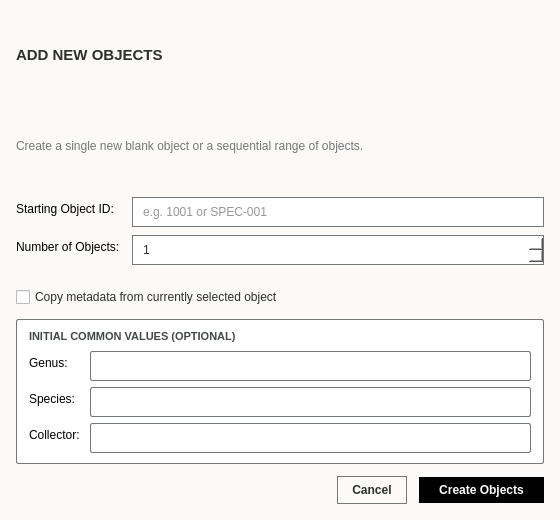
The window that qt designer/add_objects.ui (Fr0lich/arbor) describes before a commit, drawn with Qt 5.
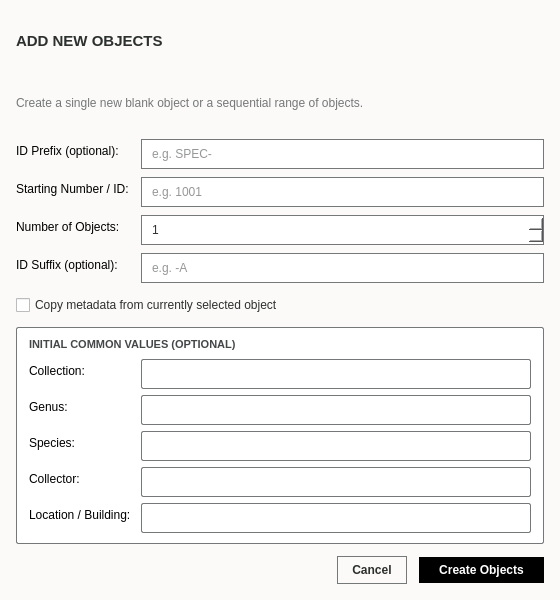
The same window after the commit.

```diff
--- a/qt designer/add_objects.ui
+++ b/qt designer/add_objects.ui
@@ -7,7 +7,7 @@
     <x>0</x>
     <y>0</y>
     <width>560</width>
-    <height>520</height>
+    <height>600</height>
    </rect>
   </property>
   <property name="minimumSize">
@@ -114,27 +114,41 @@
       <number>8</number>
      </property>
      <item row="0" column="0">
-      <widget class="QLabel" name="lbl_start_id">
+      <widget class="QLabel" name="lbl_prefix">
        <property name="text">
-        <string>Starting Object ID:</string>
+        <string>ID Prefix (optional):</string>
        </property>
       </widget>
      </item>
      <item row="0" column="1">
-      <widget class="QLineEdit" name="input_start_id">
+      <widget class="QLineEdit" name="input_prefix">
        <property name="placeholderText">
-        <string>e.g. 1001 or SPEC-001</string>
+        <string>e.g. SPEC-</string>
        </property>
       </widget>
      </item>
      <item row="1" column="0">
+      <widget class="QLabel" name="lbl_start_id">
+       <property name="text">
+        <string>Starting Number / ID:</string>
+       </property>
+      </widget>
+     </item>
+     <item row="1" column="1">
+      <widget class="QLineEdit" name="input_start_id">
+       <property name="placeholderText">
+        <string>e.g. 1001</string>
+       </property>
+      </widget>
+     </item>
+     <item row="2" column="0">
       <widget class="QLabel" name="lbl_count">
        <property name="text">
         <string>Number of Objects:</string>
        </property>
       </widget>
      </item>
-     <item row="1" column="1">
+     <item row="2" column="1">
       <widget class="QSpinBox" name="spin_count">
        <property name="minimum">
         <number>1</number>
@@ -147,6 +161,20 @@
        </property>
       </widget>
      </item>
+     <item row="3" column="0">
+      <widget class="QLabel" name="lbl_suffix">
+       <property name="text">
+        <string>ID Suffix (optional):</string>
+       </property>
+      </widget>
+     </item>
+     <item row="3" column="1">
+      <widget class="QLineEdit" name="input_suffix">
+       <property name="placeholderText">
+        <string>e.g. -A</string>
+       </property>
+      </widget>
+     </item>
     </layout>
    </item>
    <item>
@@ -199,6 +227,19 @@
          <number>6</number>
         </property>
         <item row="0" column="0">
+         <widget class="QLabel" name="lbl_def_collection">
+          <property name="styleSheet">
+           <string notr="true">border: none;</string>
+          </property>
+          <property name="text">
+           <string>Collection:</string>
+          </property>
+         </widget>
+        </item>
+        <item row="0" column="1">
+         <widget class="QLineEdit" name="input_def_collection"/>
+        </item>
+        <item row="1" column="0">
          <widget class="QLabel" name="lbl_def_genus">
           <property name="styleSheet">
            <string notr="true">border: none;</string>
@@ -208,10 +249,10 @@
           </property>
          </widget>
         </item>
-        <item row="0" column="1">
+        <item row="1" column="1">
          <widget class="QLineEdit" name="input_def_genus"/>
         </item>
-        <item row="1" column="0">
+        <item row="2" column="0">
          <widget class="QLabel" name="lbl_def_species">
           <property name="styleSheet">
            <string notr="true">border: none;</string>
@@ -221,10 +262,10 @@
           </property>
          </widget>
         </item>
-        <item row="1" column="1">
+        <item row="2" column="1">
          <widget class="QLineEdit" name="input_def_species"/>
         </item>
-        <item row="2" column="0">
+        <item row="3" column="0">
          <widget class="QLabel" name="lbl_def_collector">
           <property name="styleSheet">
            <string notr="true">border: none;</string>
@@ -234,9 +275,22 @@
           </property>
          </widget>
         </item>
-        <item row="2" column="1">
+        <item row="3" column="1">
          <widget class="QLineEdit" name="input_def_collector"/>
         </item>
+        <item row="4" column="0">
+         <widget class="QLabel" name="lbl_def_location">
+          <property name="styleSheet">
+           <string notr="true">border: none;</string>
+          </property>
+          <property name="text">
+           <string>Location / Building:</string>
+          </property>
+         </widget>
+        </item>
+        <item row="4" column="1">
+         <widget class="QLineEdit" name="input_def_location"/>
+        </item>
        </layout>
       </item>
      </layout>
```
